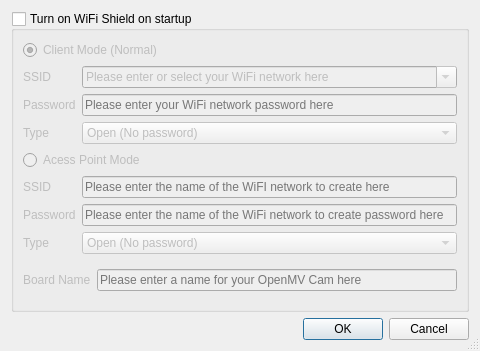
This is src/plugins/openmv/openmvcamerasettings.ui in pide2000/qt-creator as Qt 5 draws it before an edit. The edited form follows.
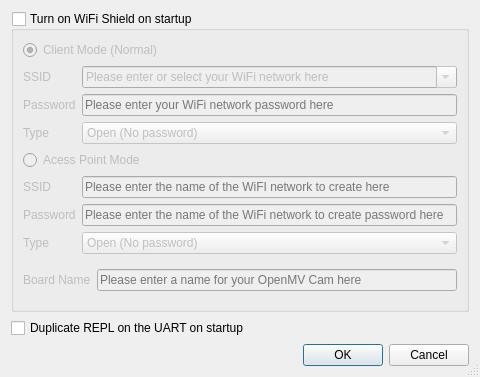
This is the edited form.

The edit to the form file:
```diff
--- a/src/plugins/openmv/openmvcamerasettings.ui
+++ b/src/plugins/openmv/openmvcamerasettings.ui
@@ -255,6 +255,13 @@
      </layout>
     </widget>
    </item>
+   <item>
+    <widget class="QCheckBox" name="replBox">
+     <property name="text">
+      <string>Duplicate REPL on the UART on startup</string>
+     </property>
+    </widget>
+   </item>
    <item>
     <widget class="QDialogButtonBox" name="closeBox">
      <property name="orientation">
```
